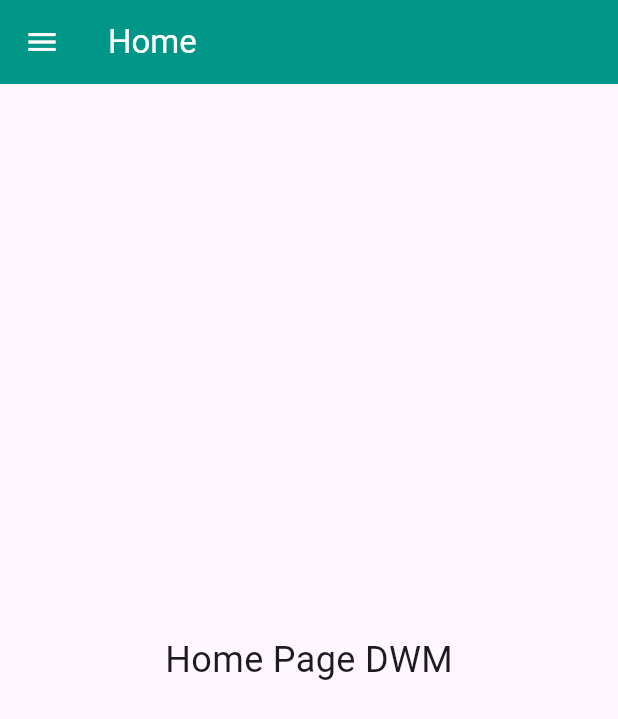
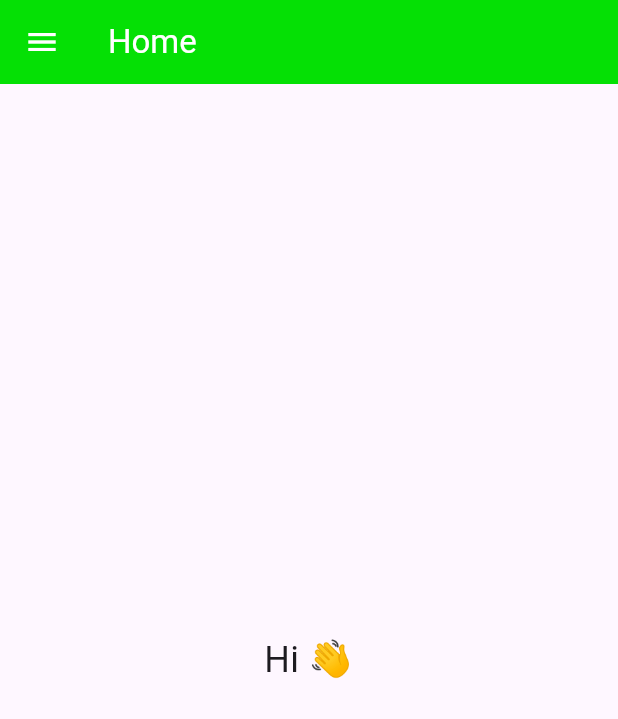
Before and after one commit to Youness-Elfatouaky/flutter-app, a Flutter app: the screen it shows after launch, on a phone screen of 412 x 824 dp. Shown: the top 719 px of the screen. Run offline on Flutter 3.47's test engine with Material 3 defaults, Android fonts, the phone set to English and light mode, and no system bars.

Commit message:
Color and readmi changes

```diff
--- a/lib/main.dart
+++ b/lib/main.dart
@@ -25,9 +25,9 @@ class MainApp extends StatelessWidget {
         ),
         drawerTheme: DrawerThemeData(
           backgroundColor: Colors.white,
-          scrimColor: Colors.deepOrange
+          scrimColor: const Color.fromARGB(255, 5, 120, 228)
         ),
-        primaryColor: Colors.teal,
+        primaryColor: const Color.fromARGB(255, 5, 224, 5),
         indicatorColor: Colors.white,
         iconTheme: IconThemeData(
           color: Colors.white
--- a/lib/pages/counter.page.dart
+++ b/lib/pages/counter.page.dart
@@ -17,7 +17,7 @@ class _CounterPageState extends State<CounterPage> {
           style: TextStyle(
               color: Theme.of(context).indicatorColor),
         ),
-        backgroundColor: Colors.teal,
+        backgroundColor: const Color.fromARGB(255, 22, 224, 4),
       ),
       body: Center(
         child: Text("Counter = > ${counter}",
--- a/lib/pages/home.page.dart
+++ b/lib/pages/home.page.dart
@@ -13,10 +13,10 @@ class HomePage extends StatelessWidget {
           style: TextStyle(
               color: Theme.of(context).indicatorColor),
         ),
-        backgroundColor: Colors.teal,
+        backgroundColor: Theme.of(context).primaryColor,
       ),
       body: Center(
-        child: Text("Home Page DWM",
+        child: Text("Hi 👋",
           style: TextStyle(fontSize: 24),
         ),
       ),
--- a/lib/pages/settings.page.dart
+++ b/lib/pages/settings.page.dart
@@ -12,7 +12,7 @@ class SettingsPage extends StatelessWidget {
           style: TextStyle(
               color: Theme.of(context).indicatorColor),
         ),
-        backgroundColor: Colors.teal,
+        backgroundColor: Theme.of(context).primaryColor,
       ),
       body: Center(
         child: Text("Settings",
```
Also changed, not shown: 1 other file.
